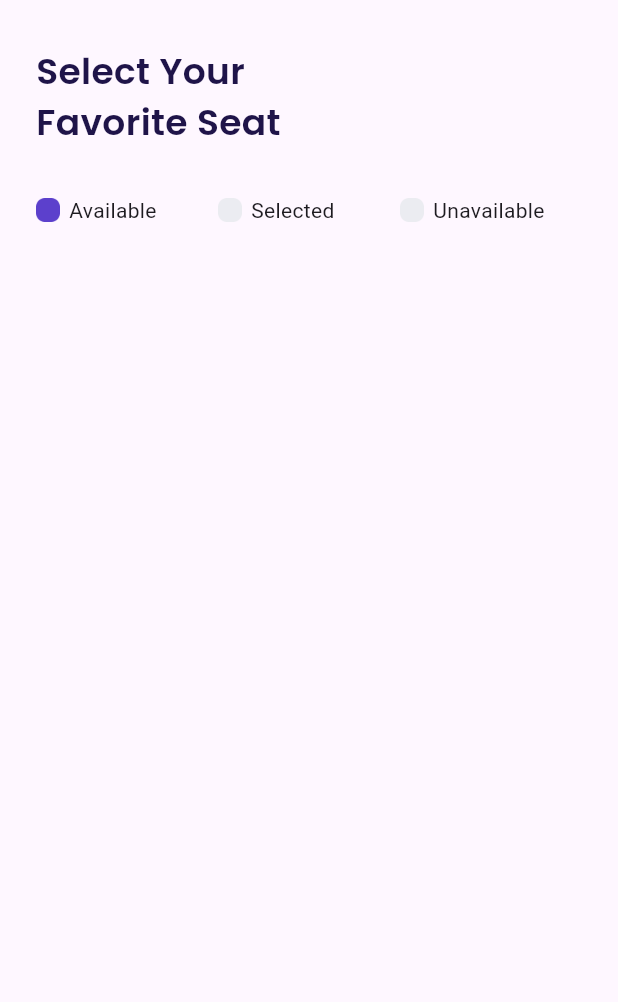
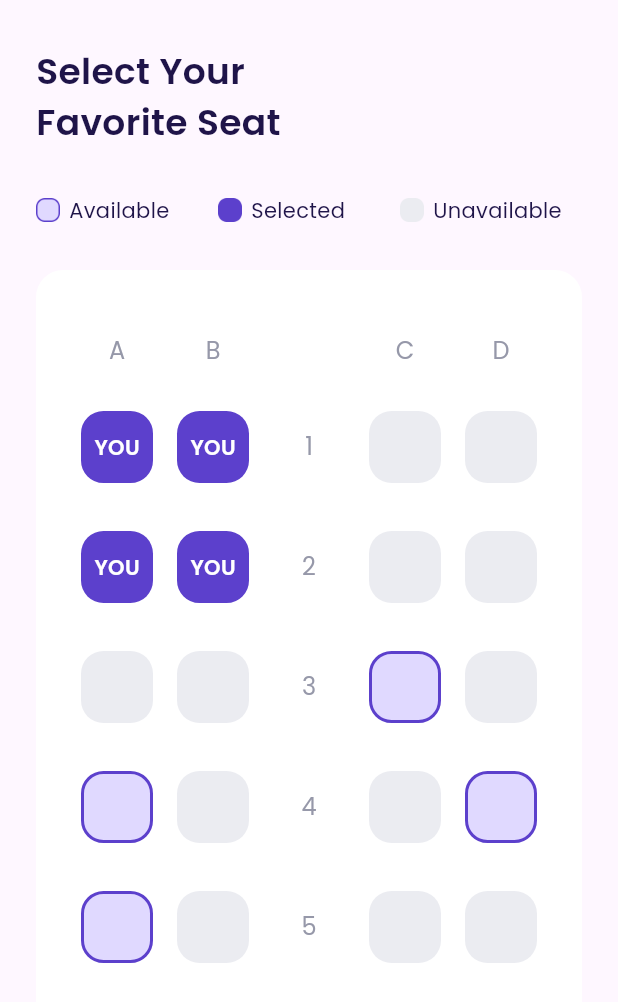
Before and after one commit to harrymuliawan03/airplane_project, a Flutter app: the ChooseSeatScreen screen opened by its route, on a phone screen of 412 x 824 dp. Shown: the top 1002 px of the screen. Run offline on Flutter 3.47's test engine with Material 3 defaults, Android fonts, the phone set to English and light mode, and no system bars; our stand-ins replace go_router, google_fonts.

Commit message:
seat list

```diff
--- a/E-Course Flutter BWT Membangun Aplikasi Travel dan Pesawat.txt
+++ b/E-Course Flutter BWT Membangun Aplikasi Travel dan Pesawat.txt
@@ -44,8 +44,6 @@ https://www.youtube.com/watch?v=EYos6Uj7zlg
 https://www.youtube.com/watch?v=uuIS_HY4VFY
 https://www.youtube.com/watch?v=bGbpFjQfVSY
 https://www.youtube.com/watch?v=QD95ZAqxwLw
-// sampai sini
-
 https://www.youtube.com/watch?v=t3QQVA-Pw2o
 https://www.youtube.com/watch?v=vdoqCOH2YbA
 https://youtu.be/PLeJn7BNoqA
@@ -54,6 +52,7 @@ https://www.youtube.com/watch?v=OMj7cscu5pQ
 https://www.youtube.com/watch?v=5qA2BefZ06E
 https://www.youtube.com/watch?v=x9tHnws1QfM
 https://www.youtube.com/watch?v=4ewEovoM79Q
+
 https://www.youtube.com/watch?v=Xqy41iLLlmQ
 https://www.youtube.com/watch?v=ob97Gy957Lo
 https://www.youtube.com/watch?v=s8M5x1ie_ik
--- a/lib/features/choose_seat/presentasion/ui/choose_seat_screen.dart
+++ b/lib/features/choose_seat/presentasion/ui/choose_seat_screen.dart
@@ -1,6 +1,8 @@
 import 'package:airplane_project/features/choose_seat/presentasion/widgets/radio_button_item_widget.dart';
+import 'package:airplane_project/features/choose_seat/presentasion/widgets/seat_list_widget.dart';
 import 'package:airplane_project/shared/theme.dart';
 import 'package:flutter/material.dart';
+import 'package:flutter/widgets.dart';
 
 class ChooseSeatScreen extends StatelessWidget {
   const ChooseSeatScreen({super.key});
@@ -18,6 +20,7 @@ class ChooseSeatScreen extends StatelessWidget {
             children: [
               Header(),
               RadioButtonList(),
+              SelectSeat(),
             ]),
       ),
     );
@@ -47,48 +50,154 @@ class RadioButtonList extends StatefulWidget {
 }
 
 class _RadioButtonListState extends State<RadioButtonList> {
-  var available = true;
-  var selected = false;
-  var unavailable = false;
-
   @override
   Widget build(BuildContext context) {
     return Container(
       margin: const EdgeInsets.only(top: 32),
-      child: Row(
+      child: const Row(
         children: [
           RadioButtonItemWidget(
-              isCheck: available,
-              text: 'Available',
-              onSelect: () {
-                setState(() {
-                  available = true;
-                  selected = false;
-                  unavailable = false;
-                });
-              }),
+            text: 'Available',
+            imageUrl: 'assets/icon_available.png',
+          ),
           RadioButtonItemWidget(
-              isCheck: selected,
-              text: 'Selected',
-              onSelect: () {
-                setState(() {
-                  available = false;
-                  selected = true;
-                  unavailable = false;
-                });
-              }),
+            text: 'Selected',
+            imageUrl: 'assets/icon_selected.png',
+          ),
           RadioButtonItemWidget(
-              isCheck: unavailable,
-              text: 'Unavailable',
-              onSelect: () {
-                setState(() {
-                  available = false;
-                  selected = false;
-                  unavailable = true;
-                });
-              })
+            text: 'Unavailable',
+            imageUrl: 'assets/icon_unavailable.png',
+          )
         ],
       ),
     );
   }
 }
+
+class SelectSeat extends StatelessWidget {
+  const SelectSeat({super.key});
+
+  @override
+  Widget build(BuildContext context) {
+    return Container(
+      margin: const EdgeInsets.only(top: 30),
+      padding: const EdgeInsets.symmetric(
+        vertical: 30,
+        horizontal: 22,
+      ),
+      decoration: BoxDecoration(
+        borderRadius: BorderRadius.circular(18),
+        color: kWhiteColor,
+      ),
+      child: Column(
+        children: [
+          // NOTE SEAT
+          Row(
+            mainAxisAlignment: MainAxisAlignment.spaceAround,
+            children: [
+              Container(
+                height: 48,
+                width: 48,
+                child: Center(
+                  child: Text(
+                    'A',
+                    style: greyTextStyle.copyWith(
+                      fontSize: 16,
+                    ),
+                  ),
+                ),
+              ),
+              Container(
+                height: 48,
+                width: 48,
+                child: Center(
+                  child: Text(
+                    'B',
+                    style: greyTextStyle.copyWith(
+                      fontSize: 16,
+                    ),
+                  ),
+                ),
+              ),
+              Container(
+                height: 48,
+                width: 48,
+                child: Center(
+                  child: Text(
+                    '',
+                    style: greyTextStyle.copyWith(
+                      fontSize: 16,
+                    ),
+                  ),
+                ),
+              ),
+              Container(
+                height: 48,
+                width: 48,
+                child: Center(
+                  child: Text(
+                    'C',
+                    style: greyTextStyle.copyWith(
+                      fontSize: 16,
+                    ),
+                  ),
+                ),
+              ),
+              Container(
+                height: 48,
+                width: 48,
+                child: Center(
+                  child: Text(
+                    'D',
+                    style: greyTextStyle.copyWith(
+                      fontSize: 16,
+                    ),
+                  ),
+                ),
+              ),
+            ],
+          ),
+
+          // SEAT 1
+          const SeatListWidget(
+            numberSeat: '1',
+            seat1: true,
+            seat2: false,
+            seat3: false,
+            seat4: false,
+            isCheck: true,
+          ),
+          const SeatListWidget(
+            numberSeat: '2',
+            seat1: false,
+            seat2: true,
+            seat3: false,
+            seat4: false,
+            isCheck: true,
+          ),
+          const SeatListWidget(
+            numberSeat: '3',
+            seat1: false,
+            seat2: false,
+            seat3: true,
+            seat4: false,
+          ),
+          const SeatListWidget(
+            numberSeat: '4',
+            seat1: true,
+            seat2: false,
+            seat3: false,
+            seat4: true,
+          ),
+          const SeatListWidget(
+            numberSeat: '5',
+            seat1: true,
+            seat2: false,
+            seat3: false,
+            seat4: false,
+          ),
+        ],
+      ),
+    );
+  }
+}
--- a/lib/features/choose_seat/presentasion/widgets/radio_button_item_widget.dart
+++ b/lib/features/choose_seat/presentasion/widgets/radio_button_item_widget.dart
@@ -1,44 +1,39 @@
+import 'package:airplane_project/shared/theme.dart';
 import 'package:flutter/material.dart';
 
 class RadioButtonItemWidget extends StatelessWidget {
   const RadioButtonItemWidget(
-      {super.key,
-      required this.isCheck,
-      required this.text,
-      required this.onSelect});
+      {super.key, required this.text, required this.imageUrl});
 
-  final bool isCheck;
   final String text;
-  final void Function() onSelect;
+  final String imageUrl;
 
   @override
   Widget build(BuildContext context) {
     return Expanded(
-      child: Container(
-        margin: const EdgeInsets.only(right: 10),
-        child: InkWell(
-          borderRadius: BorderRadius.circular(26),
-          onTap: onSelect,
       child: Row(
+        mainAxisSize: MainAxisSize.min,
         children: [
           Container(
             height: 16,
             width: 16,
             decoration: BoxDecoration(
               image: DecorationImage(
-                    image: AssetImage(isCheck
-                        ? 'assets/icon_selected.png'
-                        : 'assets/icon_unavailable.png'),
+                image: AssetImage(imageUrl),
               ),
             ),
           ),
           const SizedBox(
             width: 6,
           ),
-              Text(text),
-            ],
+          Expanded(
+            child: Text(
+              text,
+              style: blackTextStyle.copyWith(overflow: TextOverflow.ellipsis),
+              maxLines: 1,
             ),
           ),
+        ],
       ),
     );
   }
--- /dev/null
+++ b/lib/features/choose_seat/presentasion/widgets/seat_list_widget.dart
@@ -0,0 +1,86 @@
+import 'package:airplane_project/shared/theme.dart';
+import 'package:flutter/material.dart';
+
+class SeatListWidget extends StatelessWidget {
+  const SeatListWidget(
+      {super.key,
+      required this.numberSeat,
+      required this.seat1,
+      required this.seat2,
+      required this.seat3,
+      required this.seat4,
+      this.isCheck = false});
+
+  final String numberSeat;
+  final bool seat1;
+  final bool seat2;
+  final bool seat3;
+  final bool seat4;
+  final bool isCheck;
+
+  @override
+  Widget build(BuildContext context) {
+    return Container(
+      margin: const EdgeInsets.symmetric(vertical: 16),
+      child: Row(
+        mainAxisAlignment: MainAxisAlignment.spaceAround,
+        children: [
+          SeatItem(available: seat1, isCheck: isCheck),
+          SeatItem(available: seat2, isCheck: isCheck),
+          SizedBox(
+            width: 48,
+            height: 48,
+            child: Center(
+              child: Text(
+                numberSeat,
+                style: greyTextStyle.copyWith(
+                  fontSize: 16,
+                ),
+              ),
+            ),
+          ),
+          SeatItem(available: seat3),
+          SeatItem(available: seat4)
+        ],
+      ),
+    );
+  }
+}
+
+class SeatItem extends StatelessWidget {
+  const SeatItem({
+    super.key,
+    required this.available,
+    this.isCheck = false,
+  });
+
+  final bool available;
+  final bool isCheck;
+
+  @override
+  Widget build(BuildContext context) {
+    return Container(
+      width: 48,
+      height: 48,
+      decoration: BoxDecoration(
+        borderRadius: BorderRadius.circular(15),
+        border: available ? Border.all(color: kPrimaryColor, width: 2) : null,
+        color: isCheck
+            ? kPrimaryColor
+            : available
+                ? kAvailableColor
+                : kUnavailableColor,
+      ),
+      child: isCheck
+          ? Center(
+              child: Text(
+                'YOU',
+                style: whiteTextStyle.copyWith(
+                  fontWeight: semiBold,
+                ),
+              ),
+            )
+          : null,
+    );
+  }
+}
```
Lines whose indentation alone changed are shown as unchanged.
